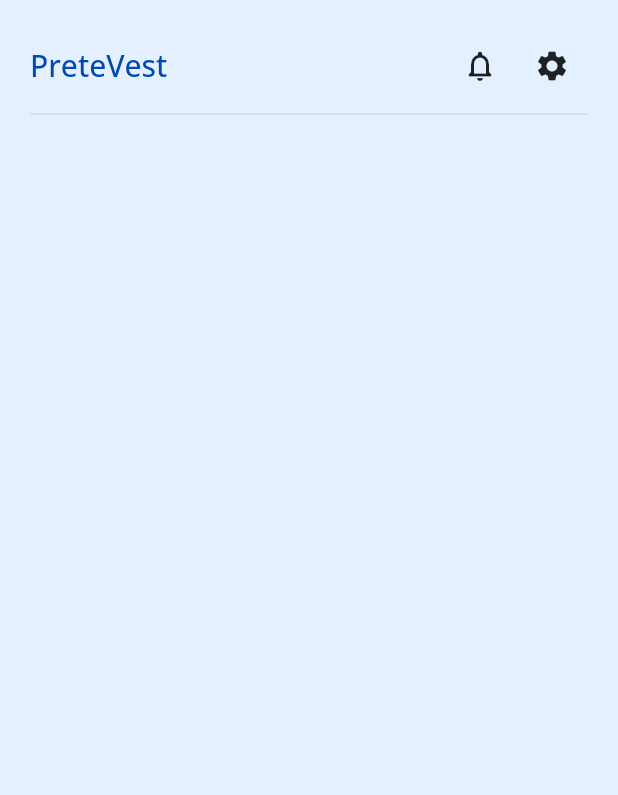
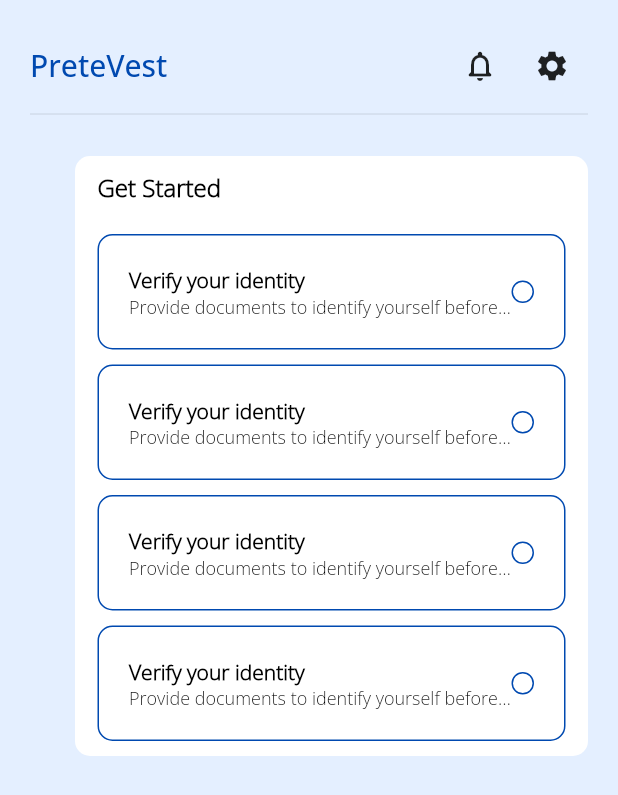
Before and after one commit to Akinsola1/PreteVest_FSI_hackathon, a Flutter app: the DashBoard screen opened by its route, on a phone screen of 412 x 824 dp. Shown: the top 795 px of the screen. Run offline on Flutter 3.47's test engine with Material 2 defaults, Android fonts, the phone set to English and light mode, and no system bars; our stand-ins replace flutter_screenutil, get, lottie.

Commit message:
dashboard update

```diff
--- a/lib/ui/screens/dashboard/dashboard.dart
+++ b/lib/ui/screens/dashboard/dashboard.dart
@@ -1,6 +1,8 @@
+// ignore_for_file: public_member_api_docs, sort_constructors_first
 import 'package:flutter/material.dart';
 import 'package:flutter/src/foundation/key.dart';
 import 'package:flutter/src/widgets/framework.dart';
+
 import 'package:pretevest/ui/responsiveness/responsive.dart';
 import 'package:pretevest/ui/screens/Authentication/signIn_screen.dart';
 import 'package:pretevest/ui/screens/Authentication/signUp_screen.dart';
@@ -38,20 +40,81 @@ class _DashBoardState extends State<DashBoard> {
                 SizedBox(
                   height: 20,
                 ),
-               Center(
-                 child: Container(
-                  width: responsive.isMobile(context) ? size.width : size.width / 1.2,
-
+                Row(
+                  mainAxisAlignment: MainAxisAlignment.spaceBetween,
+                  children: [
+                    responsive.isMobile(context)
+                        ? const SizedBox()
+                        : Column(
+                            children: [
+                              desktopNav(
+                                image: 'assets/images/Home.png',
+                                label: 'Home',
+                              ),
+                              const SizedBox(
+                                height: 20,
+                              ),
+                              desktopNav(
+                                image: 'assets/images/Nest.png',
+                                label: 'Invest',
+                              ),
+                              const SizedBox(
+                                height: 20,
+                              ),
+                              desktopNav(
+                                image: 'assets/images/Transaction.png',
+                                label: 'Loan',
+                              )
+                            ],
+                          ),
+                    const SizedBox(
+                      width: 30,
+                    ),
+                    Expanded(
+                      child: Column(
+                        children: [
+                          Container(
+                            width: double.infinity,
+                            decoration: BoxDecoration(
+                                color: Colors.white,
+                                // border: Border.all(
+                                //     color: Colors.black.withOpacity(0.5)),
+                                borderRadius: BorderRadius.circular(10)),
                             child: Padding(
-                    padding: const EdgeInsets.symmetric(vertical: 10, horizontal: 10),
+                              padding: const EdgeInsets.symmetric(
+                                  vertical: 10, horizontal: 15),
                               child: Column(
+                                crossAxisAlignment: CrossAxisAlignment.start,
                                 mainAxisSize: MainAxisSize.min,
                                 children: [
-
+                                  Text(
+                                    'Get Started',
+                                    style: AppFonts.bodyBlack,
+                                  ),
+                                  const SizedBox(
+                                    height: 20,
+                                  ),
+                                  getStartedTask(),
+                                  const SizedBox(
+                                    height: 10,
+                                  ),
+                                  getStartedTask(),
+                                  const SizedBox(
+                                    height: 10,
+                                  ),
+                                  getStartedTask(),
+                                  const SizedBox(
+                                    height: 10,
+                                  ),
+                                  getStartedTask(),
                                 ],
                               ),
                             ),
+                          )
+                        ],
                       ),
+                    )
+                  ],
                 )
               ],
             ),
@@ -73,9 +136,64 @@ class _DashBoardState extends State<DashBoard> {
   }
 }
 
+class getStartedTask extends StatelessWidget {
+  const getStartedTask({
+    Key? key,
+  }) : super(key: key);
+
+  @override
+  Widget build(BuildContext context) {
+    return Container(
+      width: double.infinity,
+      decoration: BoxDecoration(
+          border: Border.all(color: AppColors.primaryColor),
+          borderRadius: BorderRadius.circular(10)),
+      child: Padding(
+        padding: const EdgeInsets.symmetric(vertical: 20, horizontal: 20),
+        child: Row(
+          mainAxisAlignment: MainAxisAlignment.spaceBetween,
+          children: [
+            Expanded(
+              child: Column(
+                crossAxisAlignment: CrossAxisAlignment.start,
+                children: [
+                  Text('Verify your identity', style: AppFonts.tinyBlackBold),
+                  Text(
+                      'Provide documents to identify yourself before making transaction',
+                      overflow: TextOverflow.ellipsis,
+                      style: AppFonts.tinyBlack2),
+                ],
+              ),
+            ),
+            Container(
+              height: 15,
+              width: 15,
+              decoration: BoxDecoration(
+                  border: Border.all(color: AppColors.primaryColor),
+                  shape: BoxShape.circle,
+                  color: Colors.white),
+              child: Center(
+                child: Icon(
+                  Icons.done,
+                  color: Colors.white,
+                  size: 12,
+                ),
+              ),
+            )
+          ],
+        ),
+      ),
+    );
+  }
+}
+
 class desktopNav extends StatelessWidget {
+  final String image;
+  final String label;
   const desktopNav({
     Key? key,
+    required this.image,
+    required this.label,
   }) : super(key: key);
 
   @override
@@ -83,22 +201,25 @@ class desktopNav extends StatelessWidget {
     return MouseRegion(
       cursor: SystemMouseCursors.click,
       child: Container(
-          height: 40,
-          width: 80,
+          height: 35,
+          width: 120,
           decoration: BoxDecoration(
               color: AppColors.primaryColorLight,
-              borderRadius: BorderRadius.circular(10)),
+              borderRadius: BorderRadius.circular(20)),
           child: Padding(
             padding: const EdgeInsets.all(8.0),
             child: Row(
-                mainAxisAlignment: MainAxisAlignment.spaceBetween,
+                mainAxisAlignment: MainAxisAlignment.spaceAround,
                 children: [
                   Image.asset(
-                    'assets/images/Home.png',
+                    image,
                     height: 20,
                     width: 20,
                   ),
-                  Text('Home')
+                  Text(
+                    label,
+                    style: AppFonts.tinyBlack,
+                  ),
                 ]),
           )),
     );
--- a/lib/ui/theme/textStyle.dart
+++ b/lib/ui/theme/textStyle.dart
@@ -36,6 +36,16 @@ class AppFonts {
       fontSize: 14,
       fontFamily: 'openSansLight',
       fontWeight: FontWeight.w400);
+       static const tinyBlackBold = TextStyle(
+      color: Colors.black,
+      fontSize: 14,
+      fontFamily: 'openSansLight',
+      fontWeight: FontWeight.w700);
+    static const tinyBlack2 = TextStyle(
+      color: Colors.black,
+      fontSize: 12,
+      fontFamily: 'openSansLight',
+      fontWeight: FontWeight.w400);
   static const tinyBlue = TextStyle(
       color: AppColors.primaryColor,
       fontSize: 14,
```
Also changed, not shown: lib/ui/widgets/test.dart (added, +57 -0 lines). Lines whose indentation alone changed are shown as unchanged.
